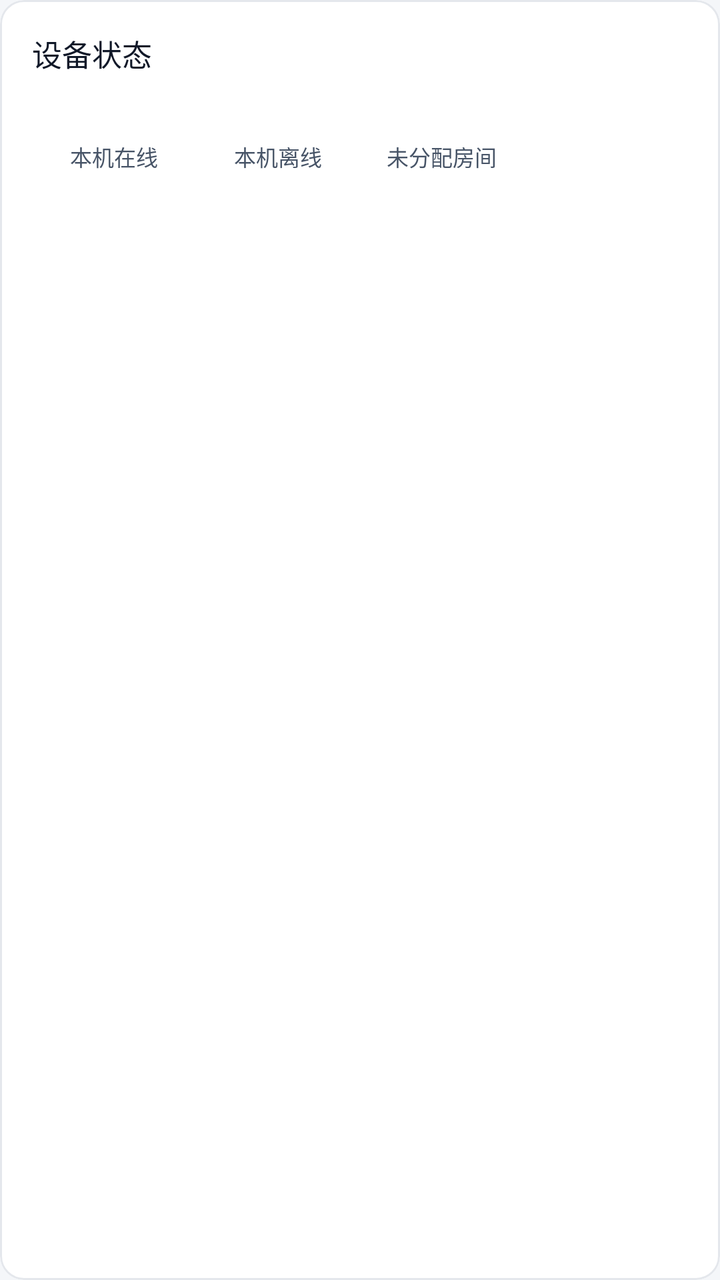
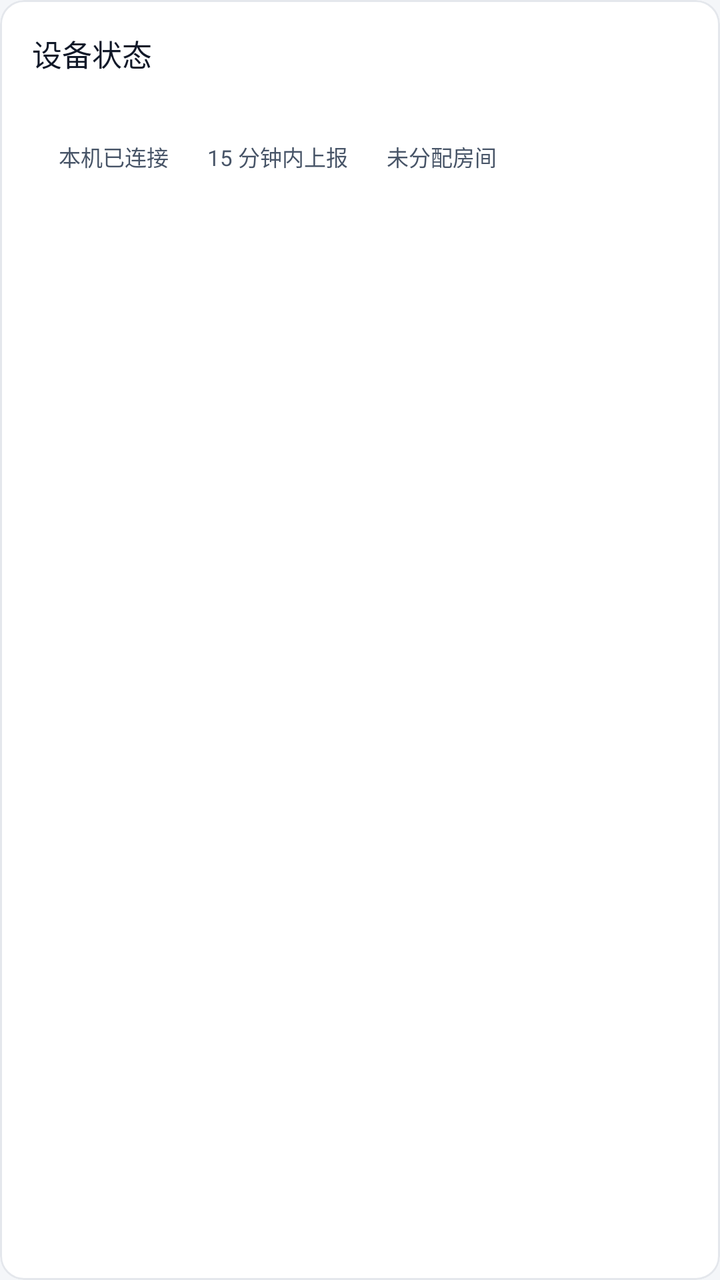

An Android layout rendered at two revisions. The XML below is the earlier revision; the diff shows what the commit changed to produce the second picture.
<!-- AndroidManifest.xml: application theme Theme.PKotlinApp -->
<!-- res/layout/item_home_status.xml -->
<?xml version="1.0" encoding="utf-8"?>
<com.google.android.material.card.MaterialCardView xmlns:android="http://schemas.android.com/apk/res/android"
    xmlns:app="http://schemas.android.com/apk/res-auto"
    style="@style/Widget.App.Card"
    android:layout_width="match_parent"
    android:layout_height="wrap_content"
    android:layout_marginHorizontal="@dimen/space_4"
    android:layout_marginBottom="@dimen/space_8"
    app:cardCornerRadius="@dimen/radius_12"
    app:cardElevation="@dimen/elevation_0">

    <LinearLayout
        android:layout_width="match_parent"
        android:layout_height="wrap_content"
        android:orientation="vertical"
        android:padding="@dimen/card_padding">

        <TextView
            style="@style/Widget.App.TextView"
            android:layout_width="match_parent"
            android:layout_height="wrap_content"
            android:text="@string/home_device_status_title"
            android:textAppearance="@style/TextAppearance.App.Callout" />

        <LinearLayout
            android:layout_width="match_parent"
            android:layout_height="wrap_content"
            android:layout_marginTop="@dimen/space_8"
            android:baselineAligned="false"
            android:orientation="horizontal">

            <LinearLayout
                android:id="@+id/statusOnline"
                android:layout_width="0dp"
                android:layout_height="@dimen/touch_min"
                android:layout_weight="1"
                android:background="?attr/selectableItemBackground"
                android:clickable="true"
                android:focusable="true"
                android:gravity="center"
                android:orientation="vertical">

                <TextView
                    android:id="@+id/statusOnlineCount"
                    style="@style/Widget.App.TextView"
                    android:layout_width="wrap_content"
                    android:layout_height="wrap_content"
                    android:textAppearance="@style/TextAppearance.App.Callout" />

                <TextView
                    style="@style/Widget.App.TextView"
                    android:layout_width="wrap_content"
                    android:layout_height="wrap_content"
                    android:text="@string/home_status_online"
                    android:textAppearance="@style/TextAppearance.App.Footnote"
                    android:textColor="@color/text_secondary" />
            </LinearLayout>

            <LinearLayout
                android:id="@+id/statusOffline"
                android:layout_width="0dp"
                android:layout_height="@dimen/touch_min"
                android:layout_weight="1"
                android:background="?attr/selectableItemBackground"
                android:clickable="true"
                android:focusable="true"
                android:gravity="center"
                android:orientation="vertical">

                <TextView
                    android:id="@+id/statusOfflineCount"
                    style="@style/Widget.App.TextView"
                    android:layout_width="wrap_content"
                    android:layout_height="wrap_content"
                    android:textAppearance="@style/TextAppearance.App.Callout" />

                <TextView
                    style="@style/Widget.App.TextView"
                    android:layout_width="wrap_content"
                    android:layout_height="wrap_content"
                    android:text="@string/home_status_offline"
                    android:textAppearance="@style/TextAppearance.App.Footnote"
                    android:textColor="@color/text_secondary" />
            </LinearLayout>

            <LinearLayout
                android:id="@+id/statusUnassigned"
                android:layout_width="0dp"
                android:layout_height="@dimen/touch_min"
                android:layout_weight="1"
                android:background="?attr/selectableItemBackground"
                android:clickable="true"
                android:focusable="true"
                android:gravity="center"
                android:orientation="vertical">

                <TextView
                    android:id="@+id/statusUnassignedCount"
                    style="@style/Widget.App.TextView"
                    android:layout_width="wrap_content"
                    android:layout_height="wrap_content"
                    android:textAppearance="@style/TextAppearance.App.Callout" />

                <TextView
                    style="@style/Widget.App.TextView"
                    android:layout_width="wrap_content"
                    android:layout_height="wrap_content"
                    android:text="@string/home_status_unassigned"
                    android:textAppearance="@style/TextAppearance.App.Footnote"
                    android:textColor="@color/text_secondary" />
            </LinearLayout>

            <LinearLayout
                android:id="@+id/statusLowBattery"
                android:layout_width="0dp"
                android:layout_height="@dimen/touch_min"
                android:layout_weight="1"
                android:background="?attr/selectableItemBackground"
                android:clickable="true"
                android:focusable="true"
                android:gravity="center"
                android:orientation="vertical">

                <TextView
                    android:id="@+id/statusLowBatteryCount"
                    style="@style/Widget.App.TextView"
                    android:layout_width="wrap_content"
                    android:layout_height="wrap_content"
                    android:textAppearance="@style/TextAppearance.App.Callout" />

                <TextView
                    android:id="@+id/statusLowBatteryLabel"
                    style="@style/Widget.App.TextView"
                    android:layout_width="wrap_content"
                    android:layout_height="wrap_content"
                    android:gravity="center"
                    android:textAppearance="@style/TextAppearance.App.Footnote"
                    android:textColor="@color/text_secondary" />
            </LinearLayout>
        </LinearLayout>

        <TextView
            android:id="@+id/statusFilterHint"
            style="@style/Widget.App.TextView"
            android:layout_width="match_parent"
            android:layout_height="wrap_content"
            android:layout_marginTop="@dimen/space_4"
            android:textAppearance="@style/TextAppearance.App.Footnote"
            android:textColor="@color/text_tertiary" />
    </LinearLayout>
</com.google.android.material.card.MaterialCardView>
<!-- resources referenced by this layout -->
<resources>
  <color name="text_secondary">#475467</color>
  <color name="text_tertiary">#5F6A7D</color>
  <dimen name="card_padding">16dp</dimen>
  <dimen name="elevation_0">0dp</dimen>
  <dimen name="radius_12">12dp</dimen>
  <dimen name="space_4">4dp</dimen>
  <dimen name="space_8">8dp</dimen>
  <dimen name="touch_min">48dp</dimen>
  <string name="home_device_status_title">设备状态</string>
  <string name="home_status_offline">本机离线</string>
  <string name="home_status_online">本机在线</string>
  <string name="home_status_unassigned">未分配房间</string>
  <style name="TextAppearance.App.Callout" parent="@android:style/TextAppearance">
          <item name="android:textSize">15sp</item>
          <item name="android:textColor">@color/text_primary</item>
          <item name="android:fontFamily">sans-serif-medium</item>
          <item name="android:lineSpacingExtra">6dp</item>
          <item name="android:lineSpacingMultiplier">1.0</item>
      </style>
  <style name="TextAppearance.App.Footnote" parent="@android:style/TextAppearance">
          <item name="android:textSize">11sp</item>
          <item name="android:textColor">@color/text_tertiary</item>
          <item name="android:fontFamily">sans-serif</item>
          <item name="android:lineSpacingExtra">5dp</item>
          <item name="android:lineSpacingMultiplier">1.0</item>
      </style>
  <style name="Widget.App.Card" parent="Widget.Material3.CardView.Outlined">
          <item name="cardBackgroundColor">@color/surface</item>
          <item name="strokeColor">@color/divider</item>
          <item name="strokeWidth">@dimen/stroke_1</item>
          <item name="cardCornerRadius">@dimen/radius_12</item>
          <item name="cardElevation">@dimen/elevation_0</item>
          <item name="android:stateListAnimator">@null</item>
          <item name="rippleColor">@color/overlay_pressed</item>
      </style>
  <style name="Widget.App.TextView" parent="android:Widget.TextView">
          <item name="android:includeFontPadding">false</item>
          <item name="android:breakStrategy">high_quality</item>
          <item name="android:hyphenationFrequency">none</item>
      </style>
  <color name="text_primary">#101828</color>
  <color name="surface">#FFFFFF</color>
  <color name="divider">#E4E7EC</color>
  <dimen name="stroke_1">1dp</dimen>
  <color name="overlay_pressed">#0F101828</color>
  <color name="canvas">#F4F6F9</color>
  <color name="primary">#175CD3</color>
  <color name="on_primary">#FFFFFF</color>
  <color name="chart_band">#E8EFFB</color>
  <color name="primary_text">#175CD3</color>
  <color name="surface_sunken">#EEF1F5</color>
  <color name="border">#D0D5DD</color>
  <color name="danger">#B42318</color>
  <color name="danger_bg">#FEF3F2</color>
  <dimen name="button_h">48dp</dimen>
  <style name="TextAppearance.App.Button" parent="@style/TextAppearance.App.Body">
          <item name="android:fontFamily">sans-serif-medium</item>
          <item name="android:lineSpacingExtra">0dp</item>
      </style>
  <color name="border_strong">#8A93A2</color>
  <style name="TextAppearance.App.Caption" parent="@android:style/TextAppearance">
          <item name="android:textSize">13sp</item>
          <item name="android:textColor">@color/text_secondary</item>
          <item name="android:fontFamily">sans-serif</item>
          <item name="android:lineSpacingExtra">5dp</item>
          <item name="android:lineSpacingMultiplier">1.0</item>
      </style>
  <dimen name="chip_h">32dp</dimen>
  <dimen name="radius_pill">999dp</dimen>
  <style name="TextAppearance.App.Body" parent="@android:style/TextAppearance">
          <item name="android:textSize">17sp</item>
          <item name="android:textColor">@color/text_primary</item>
          <item name="android:fontFamily">sans-serif</item>
          <item name="android:lineSpacingExtra">7dp</item>
          <item name="android:lineSpacingMultiplier">1.0</item>
      </style>
  <!-- unchanged entries left out for length: 4 -->
</resources>

<!-- the commit's change to res/layout/item_home_status.xml (unified diff, before → after) -->
@@ -51,7 +51,7 @@
                     style="@style/Widget.App.TextView"
                     android:layout_width="wrap_content"
                     android:layout_height="wrap_content"
-                    android:text="@string/home_status_online"
+                    android:text="@string/home_status_local_connected"
                     android:textAppearance="@style/TextAppearance.App.Footnote"
                     android:textColor="@color/text_secondary" />
             </LinearLayout>
@@ -78,7 +78,7 @@
                     style="@style/Widget.App.TextView"
                     android:layout_width="wrap_content"
                     android:layout_height="wrap_content"
-                    android:text="@string/home_status_offline"
+                    android:text="@string/home_status_cloud_recent"
                     android:textAppearance="@style/TextAppearance.App.Footnote"
                     android:textColor="@color/text_secondary" />
             </LinearLayout>
<!-- resource entries referenced after the edit -->
@@ -9,8 +9,8 @@
   <dimen name="space_8">8dp</dimen>
   <dimen name="touch_min">48dp</dimen>
   <string name="home_device_status_title">设备状态</string>
-  <string name="home_status_offline">本机离线</string>
-  <string name="home_status_online">本机在线</string>
+  <string name="home_status_cloud_recent">15 分钟内上报</string>
+  <string name="home_status_local_connected">本机已连接</string>
   <string name="home_status_unassigned">未分配房间</string>
   <style name="TextAppearance.App.Callout" parent="@android:style/TextAppearance">
           <item name="android:textSize">15sp</item>
